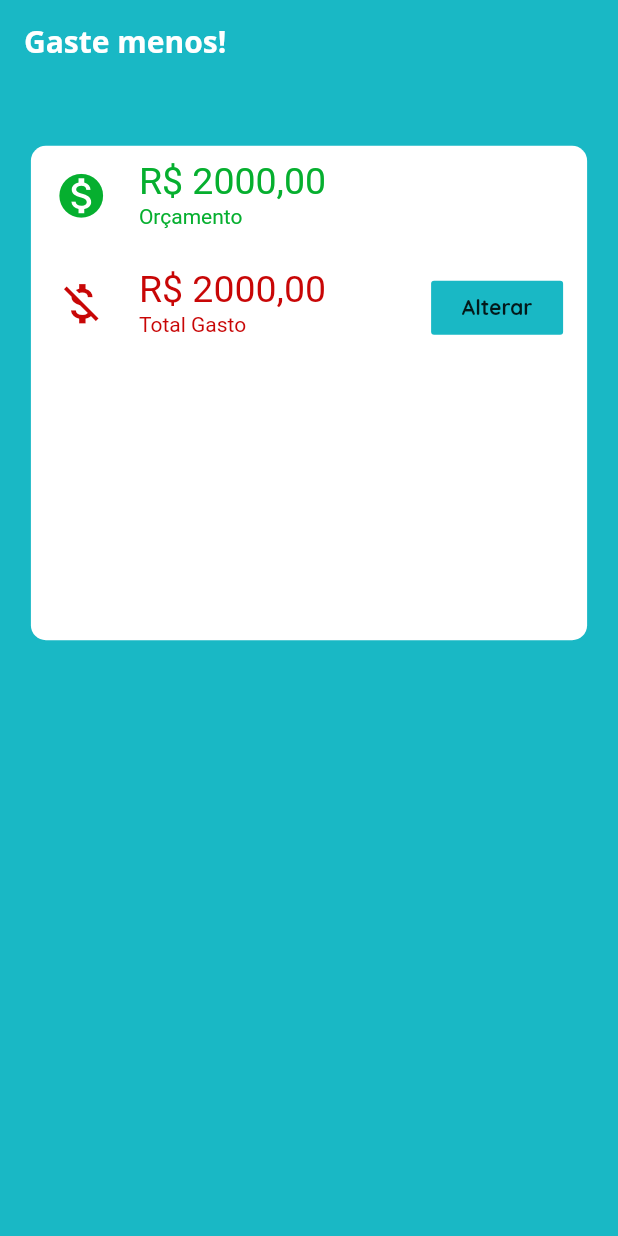
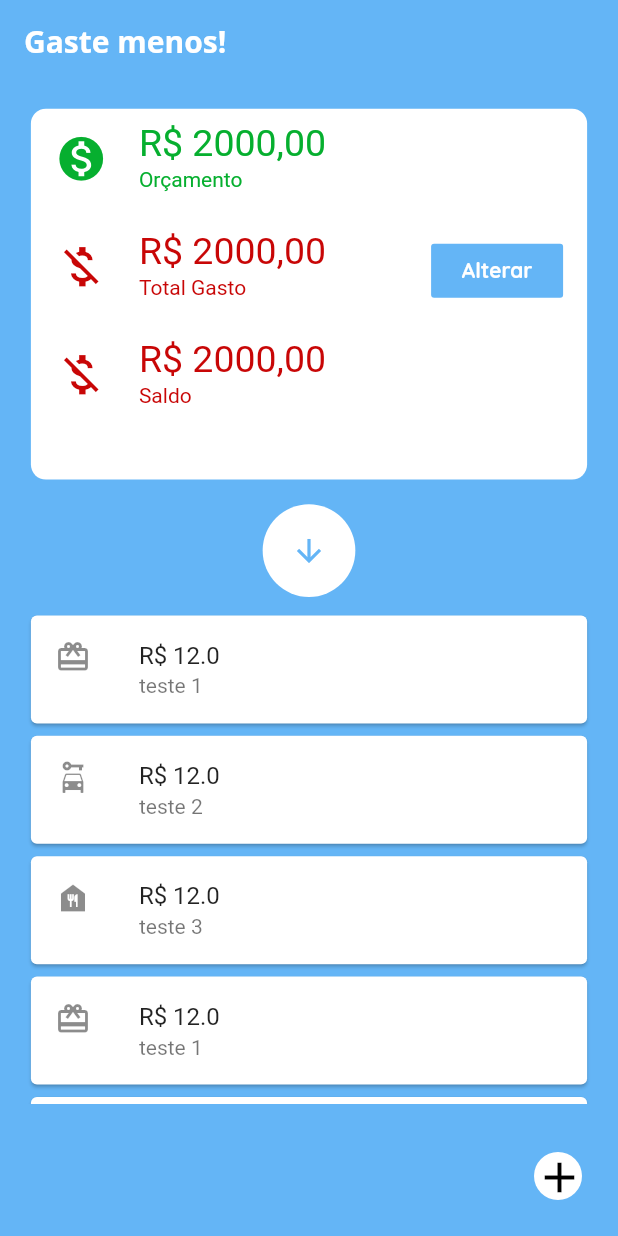
Before and after one commit to tocalopes/Flutter-app-despesas-pessois-cod3r, a Flutter app: the screen it shows after launch, on a phone screen of 412 x 824 dp. Run offline on Flutter 3.47's test engine with Material 2 defaults, Android fonts, the phone set to English and light mode, and no system bars; our stand-ins replace sqflite; accounts and stored records are empty.

Commit message:
modal form implemeent, but do not update value of selected type transaction

```diff
--- /dev/null
+++ b/lib/components/expenses_list_component.dart
@@ -0,0 +1,33 @@
+import 'package:despesa_pessoal/models/transaction_model.dart';
+import 'package:despesa_pessoal/utils/transaction_type_icons.dart';
+import 'package:flutter/material.dart';
+
+class ExpensesListComponent extends StatelessWidget {
+  @override
+  Widget build(BuildContext context) {
+    final backGroundColor = Colors.blue[300];
+    final screenWidth = MediaQuery.of(context).size.width;
+    final screenHeight = MediaQuery.of(context).size.height;
+    final expenses = TransactionModel.testList();
+    return
+          Container(
+            height: screenHeight * 0.4,
+            child: ListView.builder(
+              itemCount: expenses.length,
+              itemBuilder: (ctx, index) {
+                return Card(
+                  margin: EdgeInsets.symmetric(
+                    horizontal: screenWidth * 0.05,
+                    vertical: screenWidth * 0.01,
+                  ),
+                  child: ListTile(
+                    leading: TransactionTypeIcons.getIcon(expenses[index].type),
+                    title: Text('R\$ ${expenses[index].value.toString()}'),
+                    subtitle: Text(expenses[index].title),
+                  ),
+                );
+              },
+            ),
+          );
+  }
+}
--- /dev/null
+++ b/lib/components/expenses_overview_component.dart
@@ -0,0 +1,89 @@
+import 'package:flutter/material.dart';
+
+class ExpensesOverviewComponent extends StatelessWidget {
+  @override
+  Widget build(BuildContext context) {
+    final screenWidth = MediaQuery.of(context).size.width;
+    final screenHeight = MediaQuery.of(context).size.height;
+    final backGroundColor = Colors.blue[300];
+    final greenColor = Color.fromRGBO(6, 175, 47, 1);
+    final redColor = Color.fromRGBO(200, 6, 6, 1);
+    return Container(
+            width: double.infinity,
+            decoration: BoxDecoration(
+              borderRadius: BorderRadius.circular(10),
+              color: Colors.white,
+            ),
+            margin: EdgeInsets.symmetric(
+              horizontal: screenWidth * 0.05,
+              vertical: screenHeight * 0.02,
+            ),
+            height: screenHeight * 0.3,
+            child: Column(
+              children: [
+                ListTile(
+                    leading: Icon(
+                      Icons.monetization_on,
+                      color: greenColor,
+                      size: 35,
+                    ),
+                    title: Text(
+                      "R\$ 2000,00",
+                      style: TextStyle(
+                        fontSize: 25,
+                        color: greenColor,
+                      ),
+                    ),
+                    subtitle: Text(
+                      "Orçamento",
+                      style: TextStyle(color: greenColor),
+                    )),
+                ListTile(
+                  leading: Icon(
+                    Icons.money_off,
+                    color: redColor,
+                    size: 35,
+                  ),
+                  title: Text(
+                    "R\$ 2000,00",
+                    style: TextStyle(
+                      fontSize: 25,
+                      color: redColor,
+                    ),
+                  ),
+                  subtitle: Text(
+                    "Total Gasto",
+                    style: TextStyle(color: redColor),
+                  ),
+                  trailing: FlatButton(
+                    onPressed: () {},
+                    child: Text('Alterar',
+                        style: TextStyle(
+                          color: Colors.white,
+                        )),
+                    color: backGroundColor,
+                  ),
+                ),
+                ListTile(
+                  leading: Icon(
+                    Icons.money_off,
+                    color: redColor,
+                    size: 35,
+                  ),
+                  title: Text(
+                    "R\$ 2000,00",
+                    style: TextStyle(
+                      fontSize: 25,
+                      color: redColor,
+                    ),
+                  ),
+                  subtitle: Text(
+                    "Saldo",
+                    style: TextStyle(color: redColor),
+                  ),
+                ),
+              ],
+            ),
+          );
+  }
+}
--- a/lib/models/transaction_model.dart
+++ b/lib/models/transaction_model.dart
@@ -1,14 +1,8 @@
 import 'package:sqflite/sqlite_api.dart';
 
-enum TransactionType {
-  UBER,
-  FOOD,
-  SHOPPING,
-  BILL
-}
+enum TransactionType { UBER, FOOD, SHOPPING, BILL }
 
 class TransactionModel {
-
   int id;
   String title;
   double value;
@@ -16,41 +10,48 @@ class TransactionModel {
   TransactionType type;
 
   static final transactionTable = {
-    'tableName' : 'transaction_table',
-    'idColumn' : 'idTransaction',
-    'titleColumn' : 'title',
-    'valueColumn' : 'value',
-    'dateColumn' : 'date',
-    'transactionTypeColumn' : 'type'
+    'tableName': 'transaction_table',
+    'idColumn': 'idTransaction',
+    'titleColumn': 'title',
+    'valueColumn': 'value',
+    'dateColumn': 'date',
+    'transactionTypeColumn': 'type'
   };
-
 
   TransactionModel();
 
-  TransactionModel.regular({
-    this.id,
-    this.title,
-    this.date,
-    this.value,
-    this.type
-  });
+  TransactionModel.regular(
+      this.id, this.title, this.date, this.value, this.type);
 
-  Map<String,dynamic> toMap(){
-    return {
-      transactionTable['idColumn'] : id,
-      transactionTable['titleColumn'] : title,
-      transactionTable['valueColumn'] : value,
-      transactionTable['dateColumn'] : date.toString(),
-      transactionTable['transactionTypeColumn'] : type
-      };
+  static List<TransactionModel> testList() {
+    return [
+      TransactionModel.regular( 1, 'teste 1', DateTime.now(), 12.00, TransactionType.BILL),
+      TransactionModel.regular( 2, 'teste 2', DateTime.now(), 12.00, TransactionType.UBER),
+      TransactionModel.regular( 3, 'teste 3', DateTime.now(), 12.00, TransactionType.FOOD),
+       TransactionModel.regular( 1, 'teste 1', DateTime.now(), 12.00, TransactionType.BILL),
+      TransactionModel.regular( 2, 'teste 2', DateTime.now(), 12.00, TransactionType.UBER),
+      TransactionModel.regular( 3, 'teste 3', DateTime.now(), 12.00, TransactionType.FOOD),
+       TransactionModel.regular( 1, 'teste 1', DateTime.now(), 12.00, TransactionType.BILL),
+      TransactionModel.regular( 2, 'teste 2', DateTime.now(), 12.00, TransactionType.UBER),
+      TransactionModel.regular( 3, 'teste 3', DateTime.now(), 12.00, TransactionType.FOOD),
+    ];
   }
 
-  TransactionModel.fromMap(Map map){
+  Map<String, dynamic> toMap() {
+    return {
+      transactionTable['idColumn']: id,
+      transactionTable['titleColumn']: title,
+      transactionTable['valueColumn']: value,
+      transactionTable['dateColumn']: date.toString(),
+      transactionTable['transactionTypeColumn']: type
+    };
+  }
+
+  TransactionModel.fromMap(Map map) {
     this.id = map[transactionTable['idColumn']];
     this.title = map[transactionTable['titleColumn']];
     this.value = map[transactionTable['valueColumn']];
     this.date = DateTime.parse(map[transactionTable['dateColumn']]);
     this.type = map[transactionTable['transactionTypeColumn']];
   }
-
 }
--- a/lib/screens/expenses_overview.dart
+++ b/lib/screens/expenses_overview.dart
@@ -1,5 +1,10 @@
+import 'package:despesa_pessoal/components/expenses_list_component.dart';
+import 'package:despesa_pessoal/components/expenses_overview_component.dart';
+import 'package:despesa_pessoal/models/transaction_model.dart';
+import 'package:despesa_pessoal/utils/transaction_type_icons.dart';
 import 'package:flutter/cupertino.dart';
 import 'package:flutter/material.dart';
+import 'package:intl/intl.dart';
 
 class ExpensesOverview extends StatefulWidget {
   @override
@@ -7,13 +12,134 @@ class ExpensesOverview extends StatefulWidget {
 }
 
 class _ExpensesOverviewState extends State<ExpensesOverview> {
+
+  PersistentBottomSheetController _controllerBottomSheet; // <------ Instance variable
+  final _scaffoldKey = GlobalKey<ScaffoldState>();
+
+
+  void _openTransactionFormModal(
+    BuildContext context,
+    TextEditingController titleController,
+    TextEditingController valueController,
+    TextEditingController dateController,
+  ) {
+    print('asda');
+    showModalBottomSheet(
+
+        isScrollControlled: true,
+        context: context,
+        builder: (context) {
+
+          List<String> listTypes = ['One', 'Two', 'Free', 'Four'];
+          String dropdownValue = listTypes[0];
+
+          void changeDropDownItem(String item) {
+            setState(() {
+              dropdownValue = item;
+            });
+          }
+
+          return Container(
+            margin: EdgeInsets.symmetric(horizontal: 10),
+            width: double.infinity,
+            height: MediaQuery.of(context).size.height * 0.4,
+            color: Colors.white,
+            child: SingleChildScrollView(
+              child: Column(
+                children: [
+                  TextField(
+                    keyboardType: TextInputType.text,
+                    controller: titleController,
+                    decoration: InputDecoration(
+                      labelText: 'Descrição',
+                    ),
+                  ),
+                  TextField(
+                    keyboardType: TextInputType.number,
+                    controller: valueController,
+                    decoration: InputDecoration(
+                      labelText: 'Valor',
+                    ),
+                  ),
+                  FormField(
+                    builder: (ctx) {
+                      return Row(
+                        mainAxisAlignment: MainAxisAlignment.spaceBetween,
+                        children: [
+                          Text(
+                            DateFormat('dd/MM/yyyy')
+                                .format(DateTime.now())
+                                .toString(),
+                            style: TextStyle(
+                                fontSize: 16, color: Colors.grey[700]),
+                          ),
+                          FlatButton(
+                            onPressed: () {
+                              showDatePicker(
+                                context: context,
+                                initialDate: DateTime.now(),
+                                firstDate: DateTime(2021),
+                                lastDate: DateTime(2022),
+                              );
+                            },
+                            child: Text('selecione uma data'),
+                            color: Colors.blueGrey,
+                          ),
+                        ],
+                      );
+                    },
+                  ),
+                  DropdownButton<String>(
+                    value: '$dropdownValue',
+                    icon: Icon(Icons.arrow_downward),
+                    iconSize: 24,
+                    elevation: 16,
+                    style: TextStyle(color: Colors.deepPurple),
+                    underline: Container(
+                      height: 2,
+                      color: Colors.deepPurpleAccent,
+                    ),
+                    onChanged: (String newValue) {
+                      changeDropDownItem(newValue);
+                    },
+                    items: listTypes
+                        .map<DropdownMenuItem<String>>((String value) {
+                      return DropdownMenuItem<String>(
+                        value: value,
+                        child: Text(value),
+                      );
+                    }).toList(),
+                  ),
+                  SizedBox(
+                    height: MediaQuery.of(context).size.height * 0.05,
+                  ),
+                  Container(
+                    alignment: Alignment.center,
+                    child: FlatButton(
+                      onPressed: () {
+                        print(
+                            'Desc: ${titleController.text.toString()}, price: R\$${valueController.text.toString()}, date: ${dateController.text.toString()}');
+                      },
+                      child: Text('Cadastrar'),
+                      color: Colors.blue[300],
+                    ),
+                  )
+                ],
+              ),
+            ),
+          );
+        });
+  }
+
   @override
   Widget build(BuildContext context) {
+    final backGroundColor = Colors.blue[300];
     final screenWidth = MediaQuery.of(context).size.width;
     final screenHeight = MediaQuery.of(context).size.height;
-    final backGroundColor = Color.fromRGBO(25, 184, 197, 1);
-    final greenColor = Color.fromRGBO(6, 175, 47, 1);
-    final redColor = Color.fromRGBO(200, 6, 6, 1);
+    final expenses = TransactionModel.testList();
+    final TextEditingController titleController = new TextEditingController();
+    final TextEditingController valueController = new TextEditingController();
+    final TextEditingController dateController = new TextEditingController();
     return Scaffold(
       backgroundColor: backGroundColor,
       appBar: AppBar(
@@ -21,64 +147,41 @@ class _ExpensesOverviewState extends State<ExpensesOverview> {
         title: Text('Gaste menos!'),
         backgroundColor: backGroundColor,
       ),
+      floatingActionButton: IconButton(
+        onPressed: () => _openTransactionFormModal(
+            context, titleController, valueController, dateController),
+        icon: Container(
+          child: Icon(
+            Icons.add,
+            size: 34,
+            color: Colors.black,
+          ),
+          decoration: BoxDecoration(
+            shape: BoxShape.circle,
+            color: Colors.white,
+          ),
+        ),
+        color: Colors.white,
+      ),
       body: Column(
         children: [
+          ExpensesOverviewComponent(),
           Container(
-            width: double.infinity,
+            width: screenWidth * 0.15,
+            height: screenWidth * 0.15,
+            margin: EdgeInsets.only(
+              bottom: screenHeight * 0.01,
+            ),
             decoration: BoxDecoration(
-              borderRadius: BorderRadius.circular(10),
               color: Colors.white,
+              borderRadius: BorderRadius.circular(100),
             ),
-            margin: EdgeInsets.symmetric(
-              horizontal: screenWidth * 0.05,
-              vertical: screenHeight * 0.05,
-            ),
-            height: screenHeight * 0.4,
-            child: Column(
-              children: [
-                ListTile(
-                    leading: Icon(
-                      Icons.monetization_on,
-                      color: greenColor,
-                      size: 35,
-                    ),
-                    title: Text(
-                      "R\$ 2000,00",
-                      style: TextStyle(
-                        fontSize: 25,
-                        color: greenColor,
-                      ),
-                    ),
-                    subtitle: Text(
-                      "Orçamento",
-                      style: TextStyle(color: greenColor),
-                    )),
-                ListTile(
-                  leading: Icon(
-                    Icons.money_off,
-                    color: redColor,
-                    size: 35,
-                  ),
-                  title: Text(
-                    "R\$ 2000,00",
-                    style: TextStyle(
-                      fontSize: 25,
-                      color: redColor,
-                    ),
-                  ),
-                  subtitle: Text(
-                    "Total Gasto",
-                    style: TextStyle(color: redColor),
-                  ),
-                  trailing: FlatButton(
-                    onPressed: () {},
-                    child: Text('Alterar'),
-                    color: backGroundColor,
-                  ),
-                ),
-              ],
+            child: Icon(
+              Icons.arrow_downward_outlined,
+              color: backGroundColor,
             ),
           ),
+          ExpensesListComponent(),
         ],
       ),
     );
--- /dev/null
+++ b/lib/utils/transaction_type_icons.dart
@@ -0,0 +1,21 @@
+import 'package:despesa_pessoal/models/transaction_model.dart';
+import 'package:flutter/material.dart';
+
+class TransactionTypeIcons {
+
+  static Icon getIcon(TransactionType type){
+    if(type == TransactionType.UBER){
+      return Icon(Icons.car_rental);
+    }
+    if(type == TransactionType.BILL){
+      return Icon(Icons.card_giftcard);
+    }
+    if(type == TransactionType.SHOPPING){
+      return Icon(Icons.shop);
+    }
+    if(type == TransactionType.FOOD){
+      return Icon(Icons.food_bank);
+    }
+    return null;
+  }
+}
```
